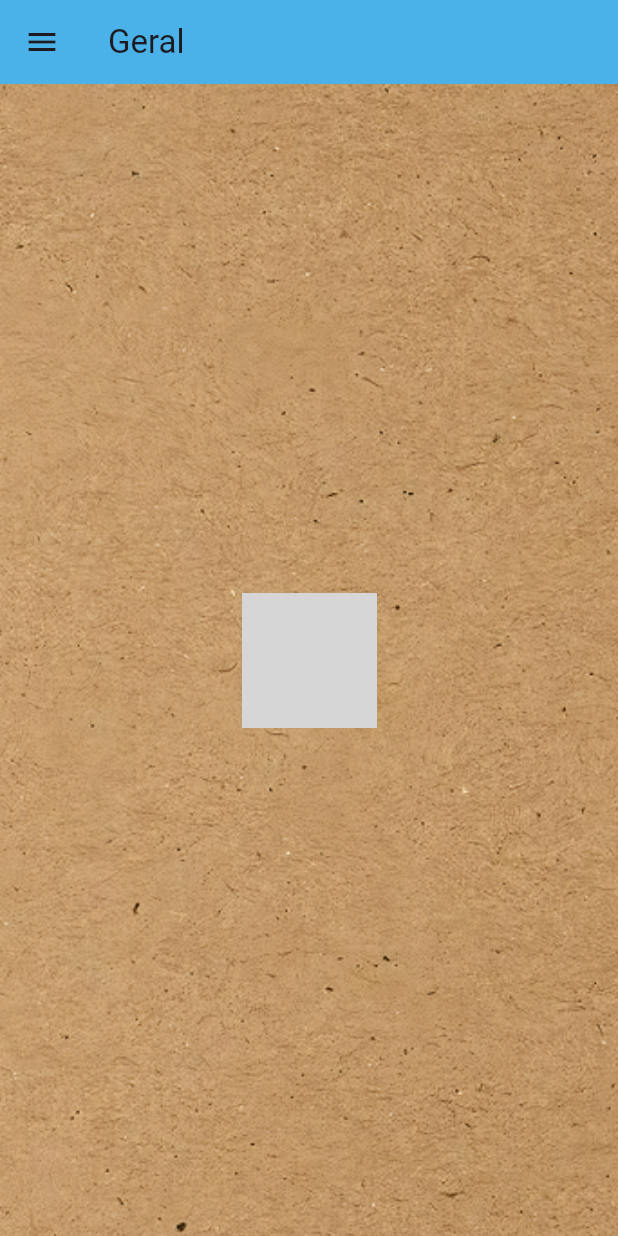
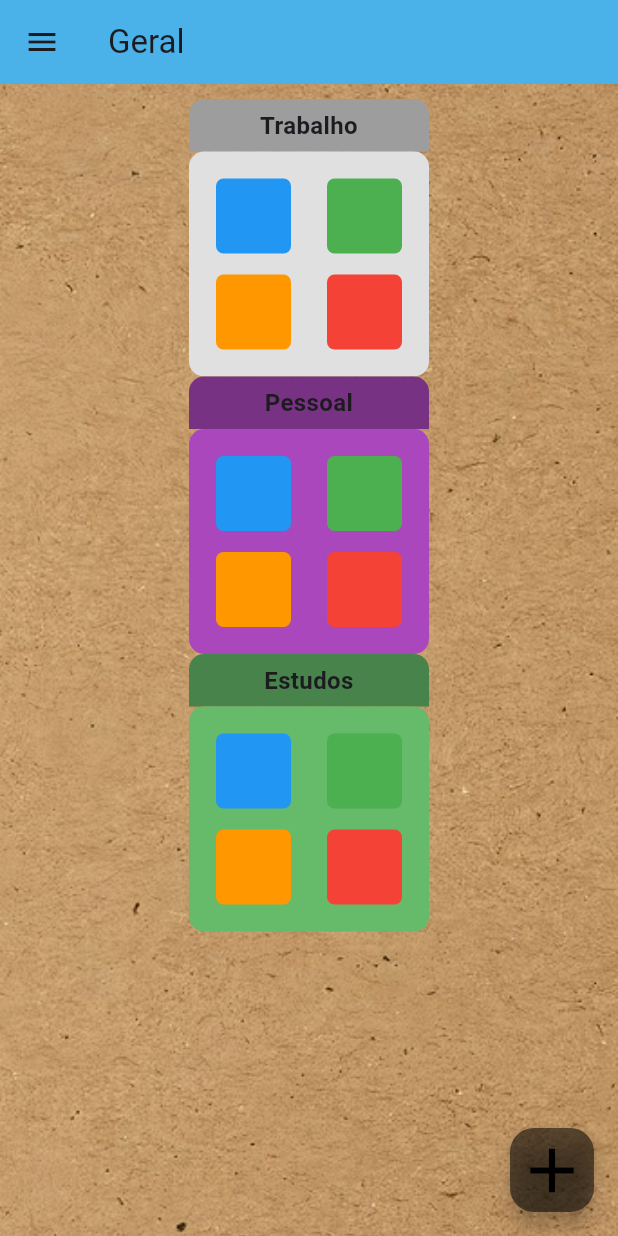
Before and after one commit to b4rradas/app_notasorg, a Flutter app: the HomeView screen opened by its route, on a phone screen of 412 x 824 dp. Run offline on Flutter 3.47's test engine with Material 3 defaults, Android fonts, the phone set to English and light mode, and no system bars; our stand-ins replace device_preview, get_it; grey boxes are pictures that could not be loaded.

Commit message:
Criando grupos e notas no home

```diff
--- a/lib/view/home_view.dart
+++ b/lib/view/home_view.dart
@@ -6,6 +6,11 @@ class HomeView extends StatelessWidget {
   @override
   Widget build(BuildContext context) {
     return Scaffold(
+      appBar: AppBar(
+        title: Text('Geral'),
+        backgroundColor: const Color.fromARGB(255, 74, 177, 233),
+        ),
+      drawer: const SideBar(),
       body: Container(
         width: double.infinity,
         height: double.infinity,
@@ -15,24 +20,140 @@ class HomeView extends StatelessWidget {
             fit: BoxFit.cover,
           ),
         ),
-        child: SizedBox(
-          width: MediaQuery.sizeOf(context).width,
-          height: MediaQuery.sizeOf(context).height,
-          child: IconButton(
-            iconSize: 90,
-            onPressed: () {
-              Navigator.of(context).pushNamed('concluidos');
-            },
-            icon: ImageIcon(AssetImage("icons/circle-plus.png")),
+        child: Padding(
+          padding: const EdgeInsets.all(10.0),
+          child: ListView(
+            children: [
+              GroupCard(                        //Adicionando os grupos
+                title: 'Trabalho',
+                color: Colors.grey[300]!,
+                onTap: () {
+                  Navigator.of(context).pushNamed('');
+                }
+              ),
+
+              GroupCard(
+                title: 'Pessoal',
+                color: Colors.purple[400]!,
+                onTap: () {
+                  Navigator.of(context).pushNamed('');
+                }
+              ),
+
+              GroupCard(
+                title: 'Estudos',
+                color: Colors.green[400]!,
+                onTap: () {
+                  Navigator.of(context).pushNamed('');
+                }
+              ),
+            ],
           ),
         ),
       ),
-      appBar: AppBar(
-        title: Text('Geral'),
-        backgroundColor: const Color.fromARGB(255, 74, 177, 233),
+      floatingActionButton: FloatingActionButton(
+        onPressed: () {},
+        backgroundColor: Colors.black54,
+        child: PopupMenuButton<String>(
+          onSelected: (value) {
+            if (value == 'novo_grupo') {
+              // Lógica para novo grupo
+            } else if (value == 'nova_nota') {
+              // Lógica para nova nota
+            }
+          },
+          itemBuilder: (context) => [
+            const PopupMenuItem(
+              value: 'novo_grupo',
+              child: Text('Novo Grupo'),
+            ),
+            const PopupMenuItem(
+              value: 'nova_nota',
+              child: Text('Nova Nota'),
+            ),
+          ],
+          child: const Icon(Icons.add, size: 50, color: Colors.black,),
         ),
-      drawer: const SideBar()
+      ),
+    );
+  }
+}
 
+
+class GroupCard extends StatelessWidget {
+  final String title;
+  final Color color;
+  final VoidCallback onTap;
+
+  const GroupCard({
+    super.key,
+    required this.title,
+    required this.color,
+    required this.onTap,
+  });
+
+  @override
+  Widget build(BuildContext context) {
+    Color headerColor = darkenColor(color, 0.7);
+
+    return GestureDetector(
+      onTap: onTap,
+      child: Column(
+        children: [
+          //Nome Grupo
+          Container(
+            padding: const EdgeInsets.symmetric(vertical: 6),
+            width: 160,
+            decoration: BoxDecoration(
+              color: headerColor,
+              borderRadius: const BorderRadius.only(
+                topLeft: Radius.circular(10),
+                topRight: Radius.circular(10),
+              ),
+            ),
+            child: Text(
+              title,
+              textAlign: TextAlign.center,
+              style: const TextStyle(
+                fontSize: 16,
+                fontWeight: FontWeight.bold,
+              ),
+            ),
+          ),
+
+          //Corpo Grupo
+          Container(
+            width: 160,
+            height: 150,
+            decoration: BoxDecoration(
+              color: color,
+              borderRadius: BorderRadius.circular(10),
+            ),
+            padding: const EdgeInsets.all(8),
+            child: Stack(
+              children: [
+                // Notas Ilustração
+                Positioned(top: 10, left: 10, child: _buildNote(Colors.blue)),
+                Positioned(top: 10, right: 10, child: _buildNote(Colors.green)),
+                Positioned(bottom: 10, left: 10, child: _buildNote(Colors.orange)),
+                Positioned(bottom: 10, right: 10, child: _buildNote(Colors.red)),
+              ],
+            ),
+          ),
+        ],
+      ),
+    );
+  }
+
+  //Criar Notas Ilustração
+  Widget _buildNote(Color color) {
+    return Container(
+      width: 50,
+      height: 50,
+      decoration: BoxDecoration(
+        color: color,
+        borderRadius: BorderRadius.circular(5),
+      ),
     );
   }
 }
@@ -54,13 +175,13 @@ class SideBar extends StatelessWidget {   //Criando Drawer - SideBar
     ),
   );
 
-  Widget buildHeader(BuildContext context) => Container(
+  Widget buildHeader(BuildContext context) => Container(    //Header da SideBar
       padding: EdgeInsets.only(
       top: MediaQuery.of(context).padding.top
     ),
   );
 
-  Widget buildMenuItens(BuildContext context) => Wrap(
+  Widget buildMenuItens(BuildContext context) => Wrap(    //Itens da SideBar
     runSpacing: 15,
     children: [
       ListTile(
@@ -105,3 +226,10 @@ class SideBar extends StatelessWidget {   //Criando Drawer - SideBar
     ],
   );
 }
+
+
+Color darkenColor(Color color, double fator) {  //Escurecer a cor para o topo do grupo
+  HSVColor hsv = HSVColor.fromColor(color);
+  HSVColor novaCor = hsv.withValue((hsv.value * fator).clamp(0.0, 1.0));
+  return novaCor.toColor();
+}
```
